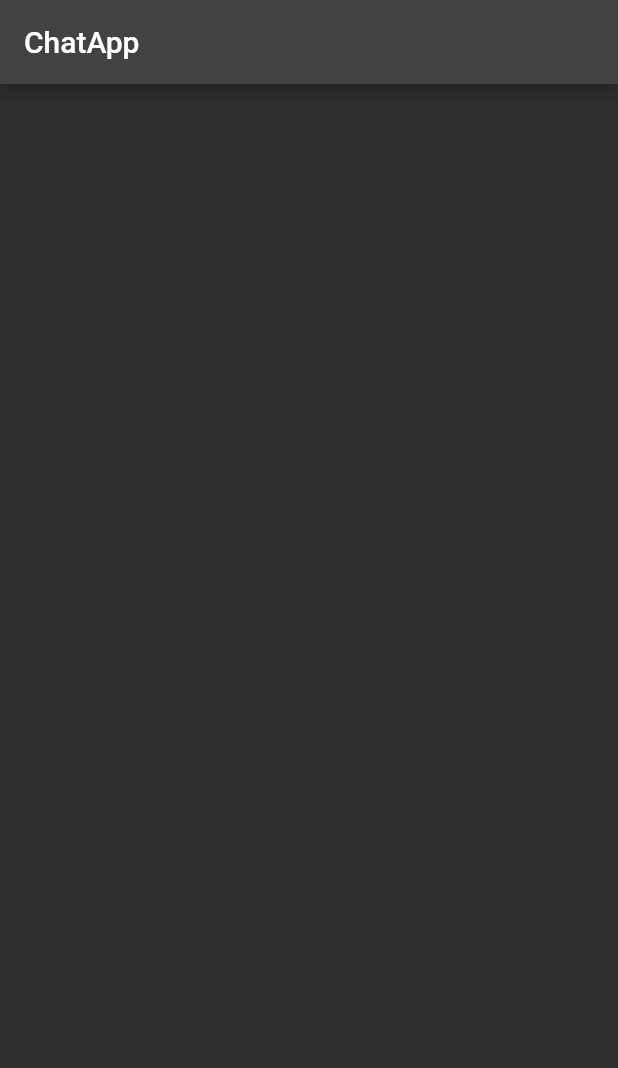
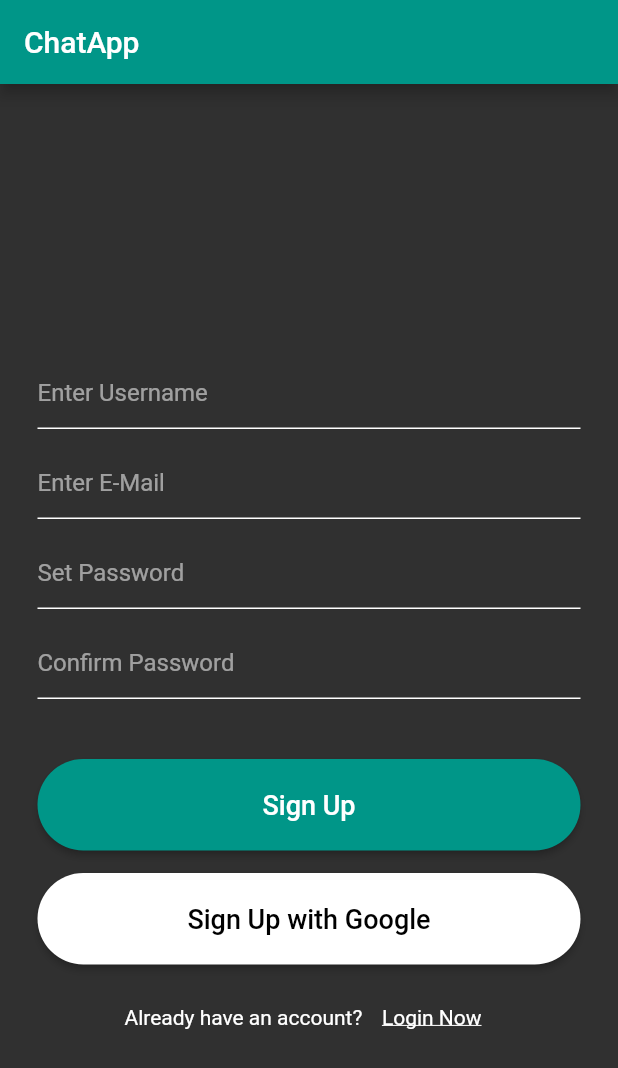
Before and after one commit to shubhamagrawal6/chat_app_flutter, a Flutter app: the screen it shows after launch, on a phone screen of 412 x 824 dp. Shown: the top 1068 px of the screen. Run offline on Flutter 3.47's test engine with Material 2 defaults, Android fonts, the phone set to English and light mode, and no system bars.

Commit message:
login and register ui complete

```diff
--- a/lib/main.dart
+++ b/lib/main.dart
@@ -1,4 +1,5 @@
 import 'package:chat_app_flutter/views/login.dart';
+import 'package:chat_app_flutter/views/register.dart';
 import 'package:flutter/material.dart';
 
 void main() {
@@ -12,7 +13,7 @@ class ChatApp extends StatelessWidget {
       debugShowCheckedModeBanner: false,
       title: 'Flutter Demo',
       theme: ThemeData.dark(),
-      home: LogIn(),
+      home: Register(),
     );
   }
 }
--- a/lib/views/register.dart
+++ b/lib/views/register.dart
@@ -0,0 +1,126 @@
+import 'package:chat_app_flutter/widgets/widgets.dart';
+import 'package:flutter/material.dart';
+
+class Register extends StatefulWidget {
+  @override
+  _RegisterState createState() => _RegisterState();
+}
+
+class _RegisterState extends State<Register> {
+  TextEditingController usernameTEController = new TextEditingController();
+  TextEditingController emailTEController = new TextEditingController();
+  TextEditingController passwordTEController = new TextEditingController();
+  TextEditingController confirmPassTEController = new TextEditingController();
+
+  @override
+  Widget build(BuildContext context) {
+    return Scaffold(
+      appBar: appBarMain(context),
+      body: SingleChildScrollView(
+        child: Container(
+          height: MediaQuery.of(context).size.height,
+          padding: EdgeInsets.symmetric(horizontal: 25),
+          child: Column(
+            mainAxisAlignment: MainAxisAlignment.center,
+            children: [
+              TextField(
+                controller: usernameTEController,
+                style: TextStyle(color: Colors.white),
+                decoration: customTextFieldDecoration("Enter Username"),
+                keyboardType: TextInputType.emailAddress,
+              ),
+              SizedBox(height: 12),
+              TextField(
+                controller: emailTEController,
+                style: TextStyle(color: Colors.white),
+                decoration: customTextFieldDecoration("Enter E-Mail"),
+                keyboardType: TextInputType.emailAddress,
+              ),
+              SizedBox(height: 12),
+              TextField(
+                controller: passwordTEController,
+                style: TextStyle(color: Colors.white),
+                decoration: customTextFieldDecoration("Set Password"),
+                obscureText: true,
+              ),
+              SizedBox(height: 12),
+              TextField(
+                controller: confirmPassTEController,
+                style: TextStyle(color: Colors.white),
+                decoration: customTextFieldDecoration("Confirm Password"),
+                obscureText: true,
+              ),
+              SizedBox(height: 40),
+              ElevatedButton(
+                onPressed: () {},
+                style: ButtonStyle(
+                  overlayColor: MaterialStateProperty.all(Colors.white54),
+                  backgroundColor: MaterialStateProperty.all(Colors.teal),
+                  shape: MaterialStateProperty.all(
+                    RoundedRectangleBorder(
+                      borderRadius: BorderRadius.circular(50),
+                    ),
+                  ),
+                ),
+                child: Container(
+                  alignment: Alignment.center,
+                  padding: EdgeInsets.symmetric(vertical: 20),
+                  width: MediaQuery.of(context).size.width,
+                  child: Text(
+                    "Sign Up",
+                    style: TextStyle(color: Colors.white, fontSize: 18),
+                  ),
+                ),
+              ),
+              SizedBox(height: 15),
+              ElevatedButton(
+                onPressed: () {},
+                style: ButtonStyle(
+                  overlayColor: MaterialStateProperty.all(Colors.tealAccent),
+                  backgroundColor: MaterialStateProperty.all(Colors.white),
+                  shape: MaterialStateProperty.all(
+                    RoundedRectangleBorder(
+                      borderRadius: BorderRadius.circular(50),
+                    ),
+                  ),
+                ),
+                child: Container(
+                  alignment: Alignment.center,
+                  padding: EdgeInsets.symmetric(vertical: 20),
+                  width: MediaQuery.of(context).size.width,
+                  child: Text(
+                    "Sign Up with Google",
+                    style: TextStyle(color: Colors.black, fontSize: 18),
+                  ),
+                ),
+              ),
+              SizedBox(height: 15),
+              Row(
+                mainAxisAlignment: MainAxisAlignment.center,
+                children: [
+                  Text(
+                    "Already have an account?",
+                    style: TextStyle(color: Colors.white),
+                  ),
+                  SizedBox(width: 5),
+                  TextButton(
+                    onPressed: () {},
+                    style: ButtonStyle(
+                      visualDensity: VisualDensity.compact,
+                      textStyle: MaterialStateProperty.all(
+                        TextStyle(decoration: TextDecoration.underline),
+                      ),
+                      overlayColor: MaterialStateProperty.all(Colors.teal),
+                      foregroundColor: MaterialStateProperty.all(Colors.white),
+                    ),
+                    child: Text("Login Now"),
+                  ),
+                ],
+              )
+            ],
+          ),
+        ),
+      ),
+    );
+  }
+}
--- a/lib/widgets/widgets.dart
+++ b/lib/widgets/widgets.dart
@@ -2,6 +2,20 @@ import 'package:flutter/material.dart';
 
 PreferredSizeWidget appBarMain(BuildContext context) {
   return AppBar(
+    backgroundColor: Colors.teal,
     title: Text("ChatApp"),
   );
 }
+
+InputDecoration customTextFieldDecoration(String hintText) {
+  return InputDecoration(
+    hintText: hintText,
+    hintStyle: TextStyle(color: Colors.white54),
+    focusedBorder: UnderlineInputBorder(
+      borderSide: BorderSide(color: Colors.white),
+    ),
+    enabledBorder: UnderlineInputBorder(
+      borderSide: BorderSide(color: Colors.white),
+    ),
+  );
+}
--- a/pubspec.yaml
+++ b/pubspec.yaml
@@ -45,9 +45,9 @@ flutter:
   uses-material-design: true
 
   # To add assets to your application, add an assets section, like this:
-  # assets:
-  #   - images/a_dot_burr.jpeg
-  #   - images/a_dot_ham.jpeg
+  assets:
+    - assets/images/
+    - assets/fonts/
 
   # An image asset can refer to one or more resolution-specific "variants", see
   # https://flutter.dev/assets-and-images/#resolution-aware.
```
Also changed, not shown: lib/views/login.dart (+106 -1 lines), 3 other files.
